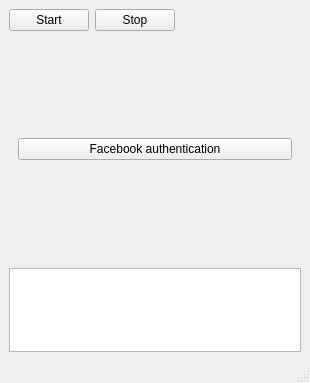
hasboeuf/hb, file network-example/network-user/forms/UserMainWindow.ui: the form before one commit.
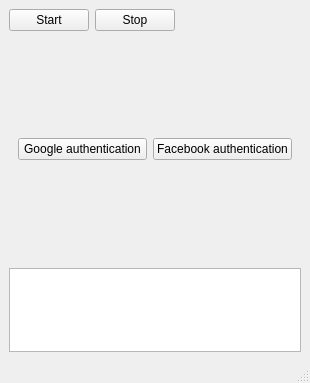
The form after the commit. The open tabs and pages were chosen to show the change.

Patch:
```diff
--- a/network-example/network-user/forms/UserMainWindow.ui
+++ b/network-example/network-user/forms/UserMainWindow.ui
@@ -64,6 +64,13 @@
       </widget>
       <widget class="QWidget" name="ui_qw_auth">
        <layout class="QHBoxLayout" name="horizontalLayout_3">
+        <item>
+         <widget class="QPushButton" name="ui_qpb_gl_authentication">
+          <property name="text">
+           <string>Google authentication</string>
+          </property>
+         </widget>
+        </item>
         <item>
          <widget class="QPushButton" name="ui_qpb_fb_authentication">
           <property name="text">
```
Left out of the diff: 6 changed lines with no effect on the pictures.
